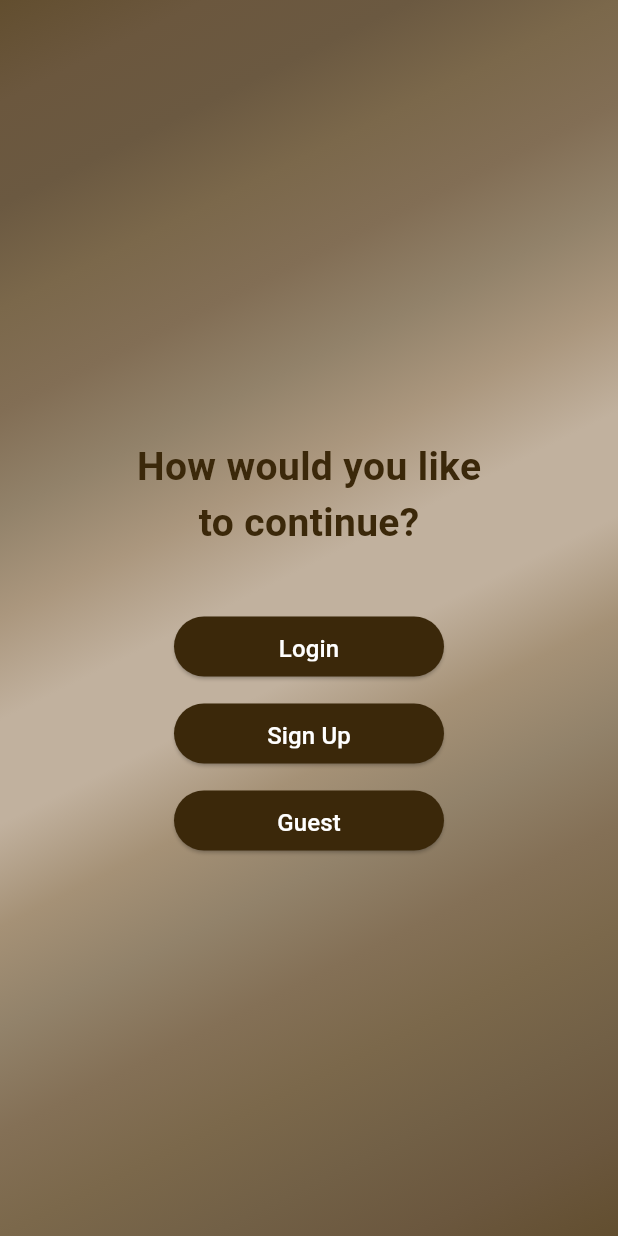
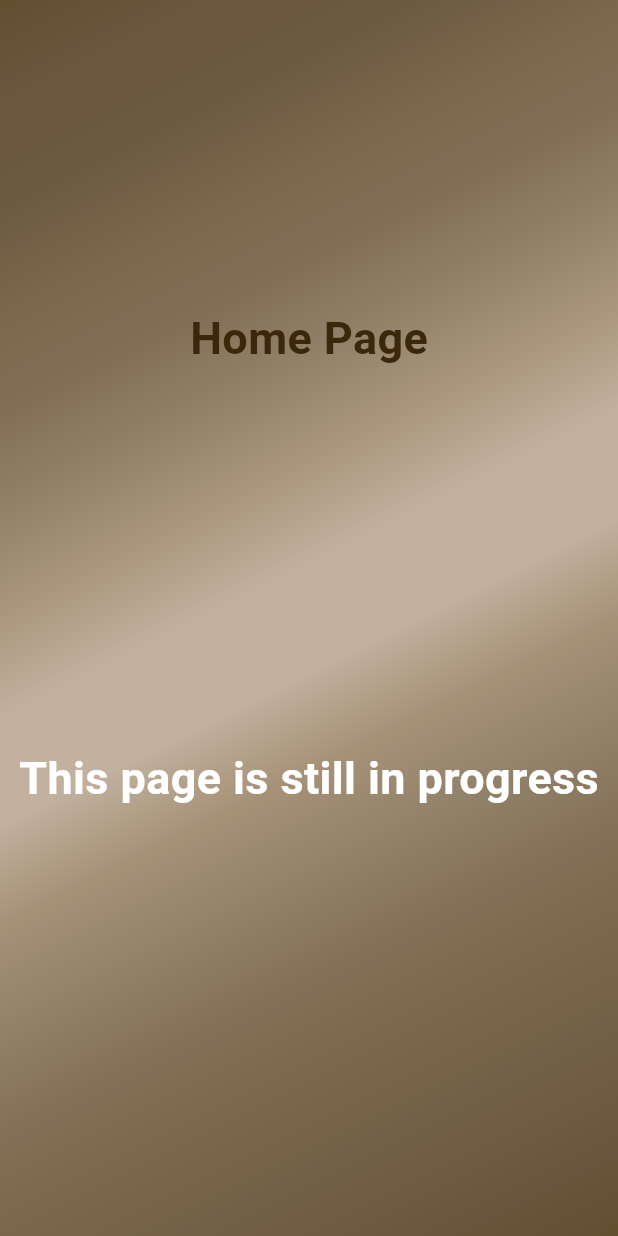
Before and after one commit to VedantTiwari9685/InfraSwift, a Flutter app: the screen it shows after launch, after a tap on "Get Started", after a tap on "Guest", on a phone screen of 412 x 824 dp. Run offline on Flutter 3.47's test engine with Material 3 defaults, Android fonts, the phone set to English and light mode, and no system bars.

Commit message:
Home Page Added

```diff
--- a/lib/infra_swift.dart
+++ b/lib/infra_swift.dart
@@ -3,6 +3,8 @@ import 'package:infra_swift/lets_start_screen.dart';
 import 'package:infra_swift/login_page.dart';
 import 'package:infra_swift/login_type_page.dart';
 import 'package:infra_swift/register_page.dart';
+import 'package:infra_swift/register_success.dart';
+import 'package:infra_swift/swift_home_page.dart';
 
 class InfraSwift extends StatefulWidget {
   const InfraSwift({super.key});
@@ -38,6 +40,18 @@ class _InfraSwiftState extends State<InfraSwift> {
     });
   }
 
+  void homeTap() {
+    setState(() {
+      activeScreen = 'homePage';
+    });
+  }
+
+  void registerSuccessTap() {
+    setState(() {
+      activeScreen = 'registerSuccessPage';
+    });
+  }
+
   @override
   Widget build(context) {
     Widget screenWidget = LetsStartScreen(
@@ -49,17 +63,32 @@ class _InfraSwiftState extends State<InfraSwift> {
       screenWidget = LoginTypePage(
         loginTap: loginTap,
         registerTap: registerTap,
+        homeTap: homeTap,
       );
     }
 
     if (activeScreen == 'loginPage') {
       screenWidget = LoginPage(
         backToLoginType: backToLoginType,
+        homeTap: homeTap,
       );
     }
 
     if (activeScreen == 'registerPage') {
-      screenWidget = RegisterPage(backToLoginType: backToLoginType);
+      screenWidget = RegisterPage(
+        backToLoginType: backToLoginType,
+        registerSuccessTap: registerSuccessTap,
+      );
+    }
+
+    if (activeScreen == 'homePage') {
+      screenWidget = const HomePage();
+    }
+
+    if (activeScreen == 'registerSuccessPage') {
+      screenWidget = RegisterSuccessPage(
+        homeTap: homeTap,
+      );
     }
 
     return MaterialApp(
--- a/lib/login_page.dart
+++ b/lib/login_page.dart
@@ -1,8 +1,10 @@
 import 'package:flutter/material.dart';
 
 class LoginPage extends StatelessWidget {
-  const LoginPage({super.key, required this.backToLoginType});
+  const LoginPage(
+      {super.key, required this.backToLoginType, required this.homeTap});
   final void Function() backToLoginType;
+  final void Function() homeTap;
 
   @override
   Widget build(context) {
@@ -78,7 +80,7 @@ class LoginPage extends StatelessWidget {
                 width: 130,
                 height: 35,
                 child: ElevatedButton(
-                  onPressed: () {},
+                  onPressed: homeTap,
                   style: ElevatedButton.styleFrom(
                     padding: EdgeInsets.zero,
                     backgroundColor: const Color.fromARGB(255, 59, 40, 10),
--- a/lib/login_type_page.dart
+++ b/lib/login_type_page.dart
@@ -2,9 +2,13 @@ import 'package:flutter/material.dart';
 
 class LoginTypePage extends StatelessWidget {
   const LoginTypePage(
-      {super.key, required this.loginTap, required this.registerTap});
+      {super.key,
+      required this.loginTap,
+      required this.registerTap,
+      required this.homeTap});
   final void Function() loginTap;
   final void Function() registerTap;
+  final void Function() homeTap;
 
   @override
   Widget build(context) {
@@ -75,7 +79,7 @@ class LoginTypePage extends StatelessWidget {
             height: 10,
           ),
           ElevatedButton(
-            onPressed: () {},
+            onPressed: homeTap,
             style: ElevatedButton.styleFrom(
               fixedSize: const Size(180, 40),
               padding: const EdgeInsets.symmetric(horizontal: 40, vertical: 10),
--- a/lib/register_page.dart
+++ b/lib/register_page.dart
@@ -1,8 +1,14 @@
 import 'package:flutter/material.dart';
 
 class RegisterPage extends StatelessWidget {
-  const RegisterPage({super.key, required this.backToLoginType});
+  const RegisterPage({
+    super.key,
+    required this.backToLoginType,
+    required this.registerSuccessTap,
+  });
+
   final void Function() backToLoginType;
+  final void Function() registerSuccessTap;
 
   @override
   Widget build(context) {
@@ -120,7 +126,7 @@ class RegisterPage extends StatelessWidget {
                 width: 130,
                 height: 35,
                 child: ElevatedButton(
-                  onPressed: () {},
+                  onPressed: registerSuccessTap,
                   style: ElevatedButton.styleFrom(
                     padding: EdgeInsets.zero,
                     backgroundColor: const Color.fromARGB(255, 59, 40, 10),
--- /dev/null
+++ b/lib/swift_home_page.dart
@@ -0,0 +1,38 @@
+import 'package:flutter/material.dart';
+
+class HomePage extends StatelessWidget {
+  const HomePage({super.key});
+
+  @override
+  Widget build(context) {
+    return const Center(
+      child: Column(
+        mainAxisSize: MainAxisSize.min,
+        children: [
+          Text(
+            "Home Page",
+            style: TextStyle(
+              color: Color.fromARGB(255, 59, 40, 10),
+              fontSize: 30,
+              fontWeight: FontWeight.bold,
+            ),
+          ),
+          SizedBox(
+            height: 250,
+          ),
+          Text(
+            "This page is still in progress",
+            style: TextStyle(
+              color: Colors.white,
+              fontSize: 30,
+              fontWeight: FontWeight.bold,
+            ),
+          ),
+          SizedBox(
+            height: 80,
+          )
+        ],
+      ),
+    );
+  }
+}
```
Also changed, not shown: lib/register_success.dart (added, +63 -0 lines).
